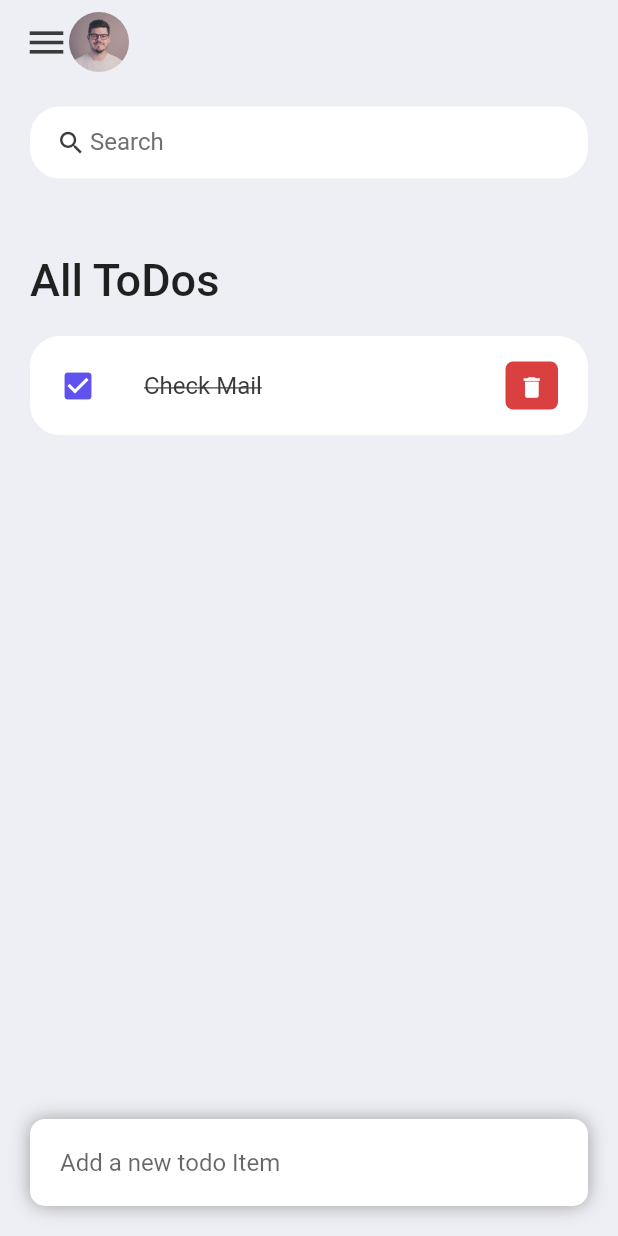
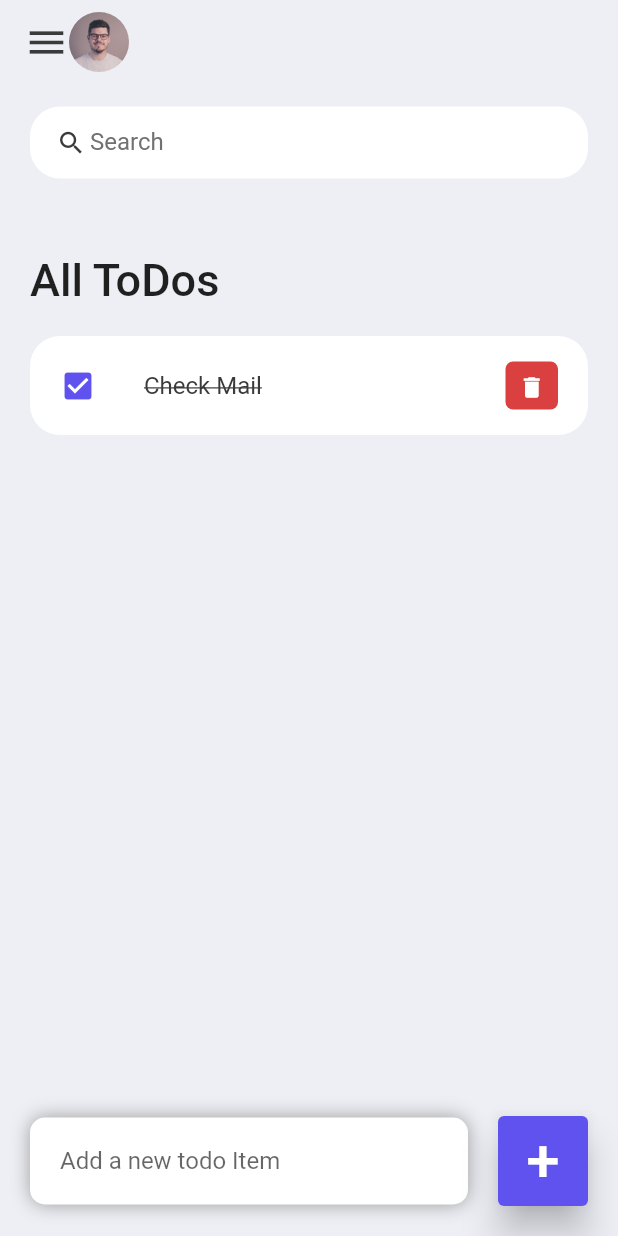
Before and after one commit to 0210shivam/todo_application, a Flutter app: the screen it shows after launch, on a phone screen of 412 x 824 dp. Run offline on Flutter 3.47's test engine with Material 2 defaults, Android fonts, the phone set to English and light mode, and no system bars.

Commit message:
plus button created to add task : bottom

```diff
--- a/lib/screens/home.dart
+++ b/lib/screens/home.dart
@@ -64,7 +64,22 @@ class Home extends StatelessWidget {
                           hintText: 'Add a new todo Item',
                           border: InputBorder.none),
                     ),
-                  ))
+                  )),
+                  // Plus button added
+                  Container(
+                    margin: const EdgeInsets.only(bottom: 20, right: 20),
+                    child: ElevatedButton(
+                      onPressed: () {},
+                      style: ElevatedButton.styleFrom(
+                          backgroundColor: tdBlue,
+                          minimumSize: const Size(60, 60),
+                          elevation: 10),
+                      child: const Text(
+                        '+',
+                        style: TextStyle(fontSize: 40),
+                      ),
+                    ),
+                  )
                 ],
               ),
             )
```
